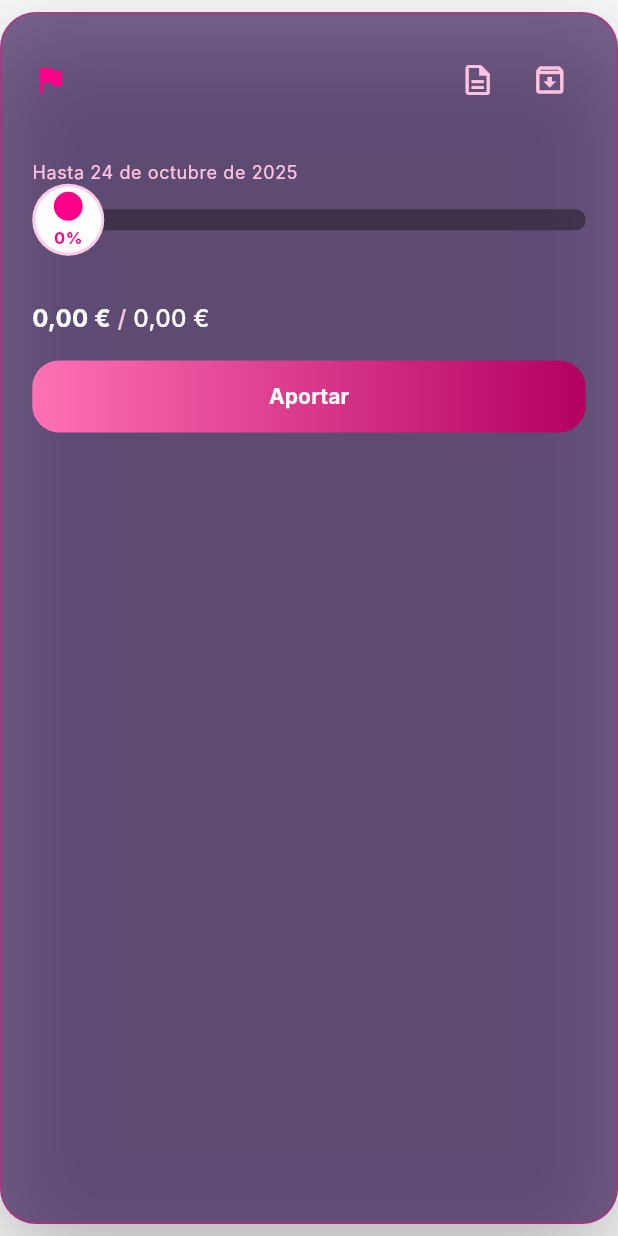
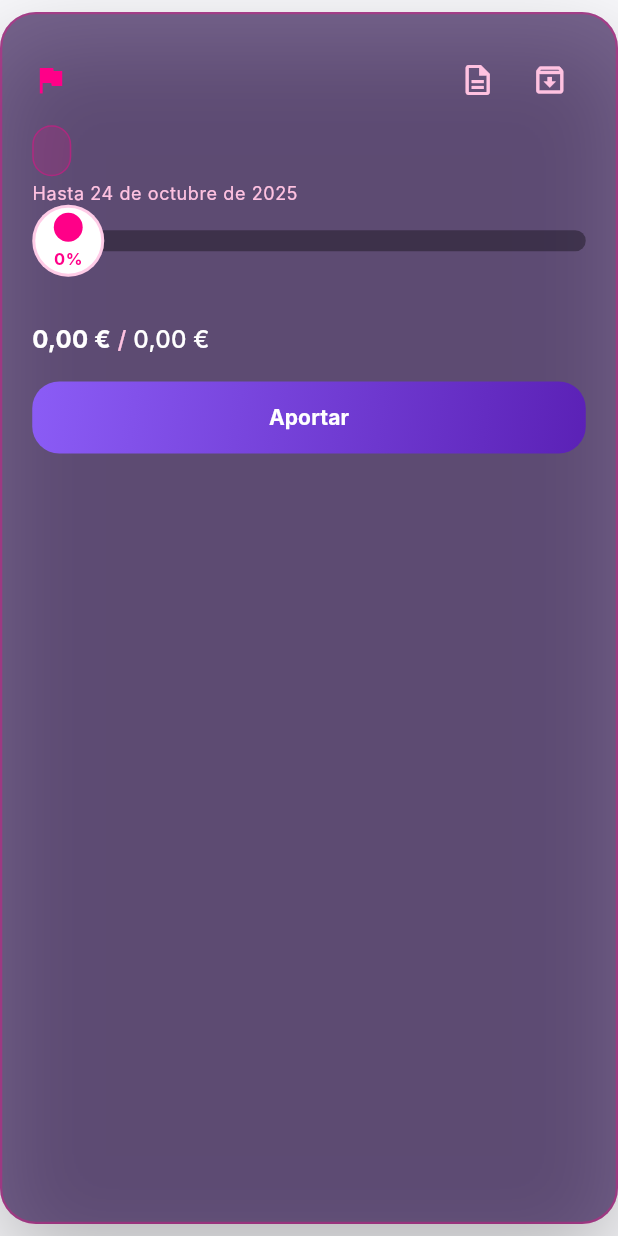
Before and after one commit to Thiagosnchz02/finai_flutter, a Flutter app: the GoalCard widget shown alone on an empty page, opened directly with empty values, on a phone screen of 412 x 824 dp. Run offline on Flutter 3.47's test engine with Material 3 defaults, Android fonts, the light colour scheme and no system bars; our stand-ins replace fl_chart, flutter_dotenv, flutter_svg, font_awesome_flutter, image_picker, intl_phone_field and 4 more; missing offline and left inert: flutter_facebook_auth; accounts and stored records are empty; Roboto replaces fonts that are missing (Inter).

Commit message:
Improve goal card visuals

```diff
--- a/lib/features/goals/widgets/goal_card.dart
+++ b/lib/features/goals/widgets/goal_card.dart
@@ -26,6 +26,15 @@ class GoalStyle {
   });
 }
 
+const _contributionButtonGradient = LinearGradient(
+  colors: [
+    Color(0xFF8B5CF6),
+    Color(0xFF5B21B6),
+  ],
+  begin: Alignment.topLeft,
+  end: Alignment.bottomRight,
+);
+
 GoalStyle paletteFor(Goal goal) {
   final type = goal.type.toLowerCase();
 
@@ -48,16 +57,16 @@ GoalStyle paletteFor(Goal goal) {
   if (type.contains('fondo de emergencia')) {
     return const GoalStyle(
       icon: Icons.shield_outlined,
-      iconColor: Color(0xFF22C55E),
+      iconColor: Color(0xFF5B21B6),
       titleColor: Colors.white,
-      subtitleColor: Color(0xFFD9FBEA),
+      subtitleColor: Color(0xFFE9D5FF),
       progressGradient: LinearGradient(
-        colors: [Color(0xFF4ADE80), Color(0xFF166534)],
+        colors: [Color(0xFF8B5CF6), Color(0xFF4C1D95)],
         begin: Alignment.centerLeft,
         end: Alignment.centerRight,
       ),
       pigAsset: 'assets/icons/piggy_purple.svg',
-      borderColor: Color(0xFF22C55E),
+      borderColor: Color(0xFF5B21B6),
     );
   }
 
@@ -123,16 +132,20 @@ class GoalCard extends StatelessWidget {
     final formatter = NumberFormat.currency(locale: 'es_ES', symbol: '€');
     final progress = goal.progress.clamp(0.0, 1.0).toDouble();
     final goalType = goal.type.toLowerCase();
+    final badgeBackgroundColor = style.iconColor.withOpacity(0.15);
+    final badgeBorderColor = style.iconColor.withOpacity(0.4);
 
     return Container(
       margin: const EdgeInsets.symmetric(vertical: 8.0),
       decoration: BoxDecoration(
         color: const Color.fromRGBO(31, 1, 66, 0.6),
         borderRadius: BorderRadius.circular(24),
-        border: isCompleted
-            ? Border.all(color: completedGreen, width: 1.5)
-            : Border.all(
-                color: style.borderColor.withOpacity(0.35),
+        border: Border.all(
+          color: isCompleted
+              ? (goalType.contains('fondo de emergencia')
+                  ? style.borderColor
+                  : completedGreen)
+              : style.borderColor.withOpacity(0.35),
           width: 1.5,
         ),
         boxShadow: const [
@@ -190,11 +203,19 @@ class GoalCard extends StatelessWidget {
               ],
             ),
             const SizedBox(height: 6),
-            Text(
+            Container(
+              padding: const EdgeInsets.symmetric(horizontal: 12, vertical: 6),
+              decoration: BoxDecoration(
+                color: badgeBackgroundColor,
+                borderRadius: BorderRadius.circular(999),
+                border: Border.all(color: badgeBorderColor, width: 1),
+              ),
+              child: Text(
                 goal.type,
                 style: Theme.of(context).textTheme.labelLarge?.copyWith(
                       color: style.iconColor,
-                    fontWeight: FontWeight.w600,
+                      fontWeight: FontWeight.w700,
+                    ),
               ),
             ),
             if (goal.targetDate != null) ...[
@@ -362,7 +383,7 @@ class GoalCard extends StatelessWidget {
                 Expanded(
                   child: DecoratedBox(
                     decoration: BoxDecoration(
-                      gradient: progressGradient,
+                      gradient: _contributionButtonGradient,
                       borderRadius: BorderRadius.circular(18),
                     ),
                     child: FilledButton(
```
Lines whose indentation alone changed are shown as unchanged.
